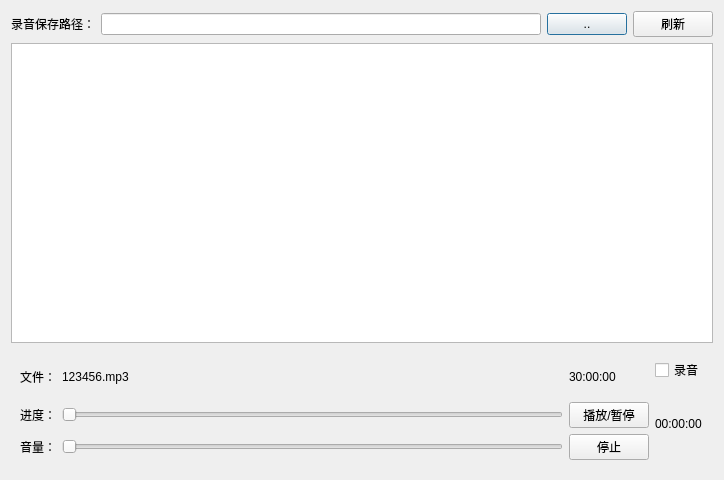
Old version of the form EasyPointer/DialogManager.ui in the repository wlffeng2008/EasyPointer.
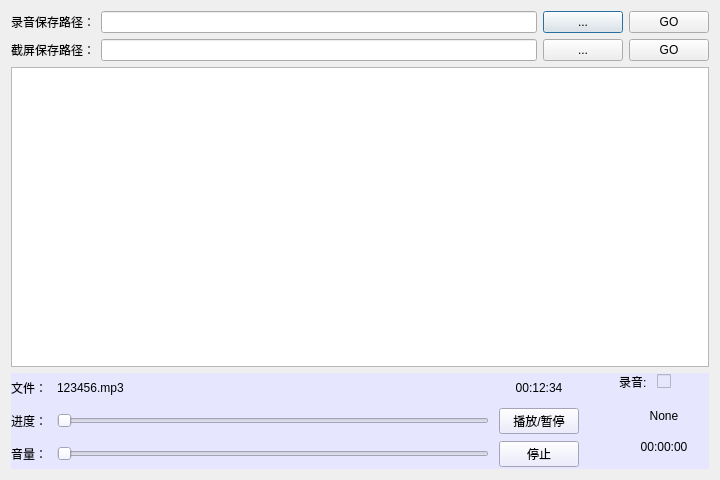
New version of the form. Custom widgets are drawn as their Qt base class.

```diff
--- a/EasyPointer/DialogManager.ui
+++ b/EasyPointer/DialogManager.ui
@@ -10,55 +10,109 @@
     <height>480</height>
    </rect>
   </property>
+  <property name="minimumSize">
+   <size>
+    <width>720</width>
+    <height>480</height>
+   </size>
+  </property>
+  <property name="maximumSize">
+   <size>
+    <width>720</width>
+    <height>480</height>
+   </size>
+  </property>
   <property name="windowTitle">
    <string>录音管理</string>
   </property>
   <property name="styleSheet">
    <string notr="true"/>
   </property>
-  <layout class="QVBoxLayout" name="verticalLayout_2" stretch="0,1,0">
-   <item>
-    <layout class="QHBoxLayout" name="horizontalLayout">
-     <item>
+  <layout class="QGridLayout" name="gridLayout_3" rowstretch="0,1,0" rowminimumheight="0,1,0">
+   <item row="0" column="0">
+    <layout class="QGridLayout" name="gridLayout_2">
+     <item row="1" column="1">
+      <widget class="QLineEdit" name="lineEditCapture"/>
+     </item>
+     <item row="1" column="0">
+      <widget class="QLabel" name="label_7">
+       <property name="text">
+        <string>截屏保存路径：</string>
+       </property>
+      </widget>
+     </item>
+     <item row="0" column="2">
+      <widget class="QPushButton" name="pushButtonRecord">
+       <property name="text">
+        <string>...</string>
+       </property>
+      </widget>
+     </item>
+     <item row="1" column="2">
+      <widget class="QPushButton" name="pushButtonCapture">
+       <property name="text">
+        <string>...</string>
+       </property>
+      </widget>
+     </item>
+     <item row="0" column="1">
+      <widget class="QLineEdit" name="lineEditRecord"/>
+     </item>
+     <item row="0" column="0">
       <widget class="QLabel" name="label">
        <property name="text">
         <string>录音保存路径：</string>
        </property>
       </widget>
      </item>
-     <item>
-      <widget class="QLineEdit" name="lineEditPath"/>
-     </item>
-     <item>
-      <widget class="QPushButton" name="pushButtonSet">
+     <item row="0" column="3">
+      <widget class="QPushButton" name="pushButtonGoRec">
        <property name="text">
-        <string>..</string>
+        <string>GO</string>
        </property>
       </widget>
      </item>
-     <item>
-      <widget class="QPushButton" name="pushButtonRefresh">
+     <item row="1" column="3">
+      <widget class="QPushButton" name="pushButtonGoCap">
        <property name="text">
-        <string>刷新</string>
+        <string>GO</string>
        </property>
       </widget>
      </item>
     </layout>
    </item>
-   <item>
+   <item row="1" column="0">
     <widget class="QTableView" name="tableView"/>
    </item>
-   <item>
+   <item row="2" column="0">
     <widget class="QFrame" name="frameCtrl">
-     <property name="minimumSize">
-      <size>
-       <width>702</width>
-       <height>120</height>
-      </size>
+     <property name="styleSheet">
+      <string notr="true">background-color:rgb(230, 230, 255)</string>
      </property>
-     <layout class="QHBoxLayout" name="horizontalLayout_2">
+     <layout class="QHBoxLayout" name="horizontalLayout_2" stretch="1,0">
+      <property name="spacing">
+       <number>40</number>
+      </property>
+      <property name="leftMargin">
+       <number>0</number>
+      </property>
+      <property name="topMargin">
+       <number>0</number>
+      </property>
+      <property name="rightMargin">
+       <number>0</number>
+      </property>
+      <property name="bottomMargin">
+       <number>0</number>
+      </property>
       <item>
-       <layout class="QGridLayout" name="gridLayout">
+       <layout class="QGridLayout" name="gridLayout" rowstretch="1,1,1">
+        <property name="horizontalSpacing">
+         <number>10</number>
+        </property>
+        <property name="verticalSpacing">
+         <number>3</number>
+        </property>
         <item row="0" column="0">
          <widget class="QLabel" name="label_2">
           <property name="text">
@@ -68,6 +122,12 @@
         </item>
         <item row="0" column="1">
          <widget class="QLabel" name="labelPlayFile">
+          <property name="minimumSize">
+           <size>
+            <width>0</width>
+            <height>30</height>
+           </size>
+          </property>
           <property name="text">
            <string>123456.mp3</string>
           </property>
@@ -76,7 +136,10 @@
         <item row="0" column="2">
          <widget class="QLabel" name="label_5">
           <property name="text">
-           <string>30:00:00</string>
+           <string>00:12:34</string>
+          </property>
+          <property name="alignment">
+           <set>Qt::AlignmentFlag::AlignCenter</set>
           </property>
          </widget>
         </item>
@@ -89,6 +152,12 @@
         </item>
         <item row="1" column="1">
          <widget class="QSlider" name="horizontalSlider">
+          <property name="minimumSize">
+           <size>
+            <width>0</width>
+            <height>30</height>
+           </size>
+          </property>
           <property name="orientation">
            <enum>Qt::Orientation::Horizontal</enum>
           </property>
@@ -110,6 +179,12 @@
         </item>
         <item row="2" column="1">
          <widget class="QSlider" name="horizontalSliderVol">
+          <property name="minimumSize">
+           <size>
+            <width>0</width>
+            <height>30</height>
+           </size>
+          </property>
           <property name="orientation">
            <enum>Qt::Orientation::Horizontal</enum>
           </property>
@@ -126,18 +201,57 @@
       </item>
       <item>
        <layout class="QVBoxLayout" name="verticalLayout">
+        <property name="spacing">
+         <number>10</number>
+        </property>
         <item>
-         <widget class="QCheckBox" name="checkBoxRecord">
+         <layout class="QHBoxLayout" name="horizontalLayout_3" stretch="0,1">
+          <item>
+           <widget class="QLabel" name="label_6">
+            <property name="text">
+             <string>录音:</string>
+            </property>
+           </widget>
+          </item>
+          <item>
+           <widget class="ToggleButton" name="checkBoxRecord">
+            <property name="minimumSize">
+             <size>
+              <width>52</width>
+              <height>0</height>
+             </size>
+            </property>
+            <property name="maximumSize">
+             <size>
+              <width>52</width>
+              <height>16777215</height>
+             </size>
+            </property>
+            <property name="text">
+             <string/>
+            </property>
+           </widget>
+          </item>
+         </layout>
+        </item>
+        <item>
+         <widget class="QLabel" name="labelRecordFile">
           <property name="text">
-           <string>录音</string>
+           <string>None</string>
+          </property>
+          <property name="alignment">
+           <set>Qt::AlignmentFlag::AlignCenter</set>
           </property>
          </widget>
         </item>
-        <item>
+        <item alignment="Qt::AlignmentFlag::AlignTop">
          <widget class="QLabel" name="labelRecordInfo">
           <property name="text">
            <string>00:00:00</string>
           </property>
+          <property name="alignment">
+           <set>Qt::AlignmentFlag::AlignCenter</set>
+          </property>
          </widget>
         </item>
        </layout>
@@ -147,6 +261,13 @@
    </item>
   </layout>
  </widget>
+ <customwidgets>
+  <customwidget>
+   <class>ToggleButton</class>
+   <extends>QCheckBox</extends>
+   <header>togglebutton.h</header>
+  </customwidget>
+ </customwidgets>
  <resources/>
  <connections/>
 </ui>
```
